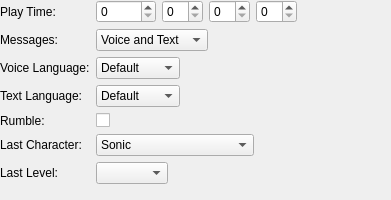
GerbilSoft/mcrecover, file src/mcrecover/edit/SonicAdventure/SAGeneral.ui: the form before one commit.
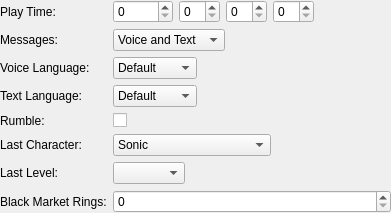
The form after the commit. Icons and pictures are not drawn.

Commit message:
[SonicAdventure] SAGeneral: Added a field for "Black Market Rings".
This field is hidden by default, but it's shown if an SADX extra save
is loaded, similar to Metal Sonic in SALevelStats.

Added loadDX() and saveDX() functions for the SADX extra save data.

SAEditor.ui: Removed the "General" tab in "SADX Extras".
In SASave, this only contained the "Black Market Rings" field.
Since this is now in SAGeneral, there's no need for the extra
tab in "SADX Extras".

What changed in the file:
```diff
--- a/src/mcrecover/edit/SonicAdventure/SAGeneral.ui
+++ b/src/mcrecover/edit/SonicAdventure/SAGeneral.ui
@@ -355,6 +355,23 @@
      </property>
     </widget>
    </item>
+   <item row="8" column="0">
+    <widget class="QLabel" name="lblBlackMarketRings">
+     <property name="text">
+      <string>Black Market Rings:</string>
+     </property>
+     <property name="textFormat">
+      <enum>Qt::PlainText</enum>
+     </property>
+    </widget>
+   </item>
+   <item row="8" column="1">
+    <widget class="QSpinBox" name="spnBlackMarketRings">
+     <property name="maximum">
+      <number>2147483647</number>
+     </property>
+    </widget>
+   </item>
   </layout>
  </widget>
  <resources>
```
The commit also changes 4 other files.
